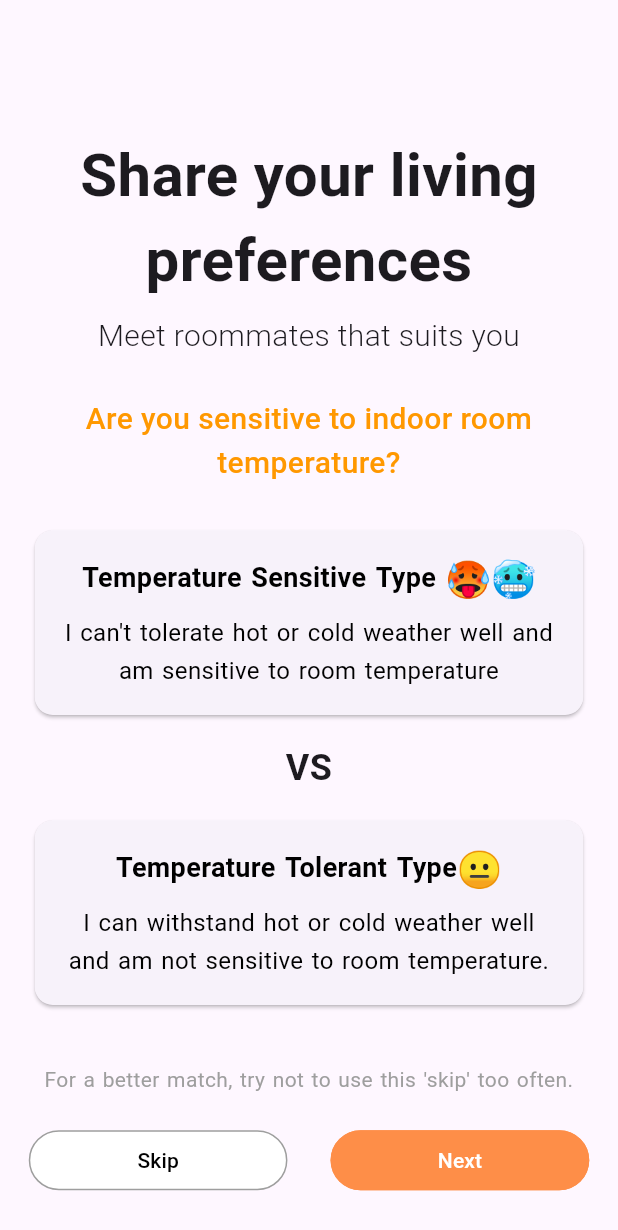
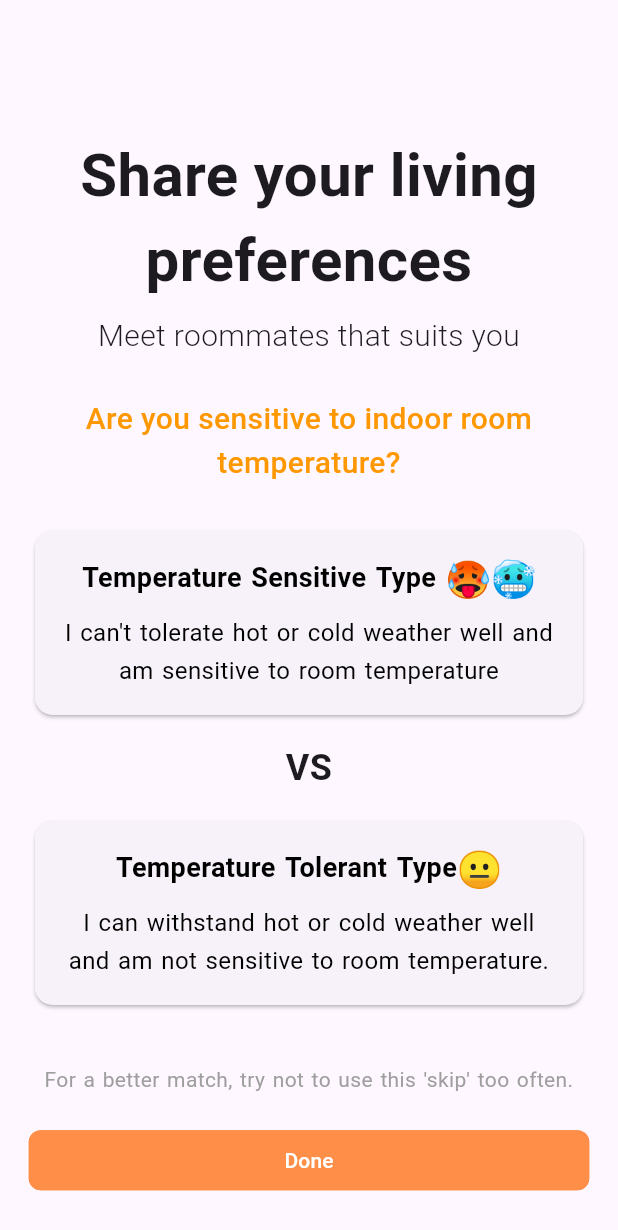
Before and after one commit to uuccu/somo, a Flutter app: the FindingRoommateConditionPage4 screen opened directly, after a tap on "Next", on a phone screen of 412 x 824 dp. Shown: the top 1230 px of the screen. Run offline on Flutter 3.47's test engine with Material 3 defaults, Android fonts, the phone set to English and light mode, and no system bars; our stand-ins replace cloud_firestore, firebase_core, firebase_storage, flutter_rating_bar, get, google_maps_flutter and 1 more; missing offline and left inert: google_maps_cluster_manager; accounts and stored records are empty; network calls fail; Roboto replaces fonts that are missing (hgg); statements that could not run were skipped.

Commit message:
약간 수정

```diff
--- a/lib/main.dart
+++ b/lib/main.dart
@@ -53,9 +53,9 @@ class MyApp extends StatelessWidget {
               .ensureInitialized(); // this line is upper than others
 
           await Firebase.initializeApp(
-              // options: DefaultFirebaseOptions
-              //     .currentPlatform, // if you want deploy to web, you should use this line
-              );
+            options: DefaultFirebaseOptions
+                .currentPlatform, // if you want deploy to web, you should use this line
+          );
 
           InitFireStore initFireStore = InitFireStore();
           final FirebaseFirestore firestore = FirebaseFirestore.instance;
--- a/lib/page/finding_roommate/finding_roommate_condition.dart
+++ b/lib/page/finding_roommate/finding_roommate_condition.dart
@@ -98,7 +98,7 @@ class FindingRoommateConditionPage1 extends StatelessWidget {
                         MaterialStateProperty.all<Color>(Colors.white),
                     shape: MaterialStateProperty.all<RoundedRectangleBorder>(
                         RoundedRectangleBorder(
-                      borderRadius: BorderRadius.circular(20),
+                      borderRadius: BorderRadius.circular(8),
                     )),
                   ),
                   child: const Text("Skip"),
@@ -125,7 +125,7 @@ class FindingRoommateConditionPage1 extends StatelessWidget {
                         const Color.fromRGBO(254, 142, 72, 1)),
                     shape: MaterialStateProperty.all<RoundedRectangleBorder>(
                         RoundedRectangleBorder(
-                      borderRadius: BorderRadius.circular(20),
+                      borderRadius: BorderRadius.circular(8),
                     )),
                   ),
                   child: const Text("Next"),
--- a/lib/page/finding_roommate/finding_roommate_condition2.dart
+++ b/lib/page/finding_roommate/finding_roommate_condition2.dart
@@ -98,7 +98,7 @@ class FindingRoommateConditionPage2 extends StatelessWidget {
                         MaterialStateProperty.all<Color>(Colors.white),
                     shape: MaterialStateProperty.all<RoundedRectangleBorder>(
                         RoundedRectangleBorder(
-                      borderRadius: BorderRadius.circular(20),
+                      borderRadius: BorderRadius.circular(8),
                     )),
                   ),
                   child: const Text("Skip"),
@@ -125,7 +125,7 @@ class FindingRoommateConditionPage2 extends StatelessWidget {
                         const Color.fromRGBO(254, 142, 72, 1)),
                     shape: MaterialStateProperty.all<RoundedRectangleBorder>(
                         RoundedRectangleBorder(
-                      borderRadius: BorderRadius.circular(20),
+                      borderRadius: BorderRadius.circular(8),
                     )),
                   ),
                   child: const Text("Next"),
--- a/lib/page/finding_roommate/finding_roommate_condition3.dart
+++ b/lib/page/finding_roommate/finding_roommate_condition3.dart
@@ -97,7 +97,7 @@ class FindingRoommateConditionPage3 extends StatelessWidget {
                         MaterialStateProperty.all<Color>(Colors.white),
                     shape: MaterialStateProperty.all<RoundedRectangleBorder>(
                         RoundedRectangleBorder(
-                      borderRadius: BorderRadius.circular(20),
+                      borderRadius: BorderRadius.circular(8),
                     )),
                   ),
                   child: const Text("Skip"),
@@ -124,7 +124,7 @@ class FindingRoommateConditionPage3 extends StatelessWidget {
                         const Color.fromRGBO(254, 142, 72, 1)),
                     shape: MaterialStateProperty.all<RoundedRectangleBorder>(
                         RoundedRectangleBorder(
-                      borderRadius: BorderRadius.circular(20),
+                      borderRadius: BorderRadius.circular(8),
                     )),
                   ),
                   child: const Text("Next"),
--- a/lib/page/finding_roommate/finding_roommate_condition4.dart
+++ b/lib/page/finding_roommate/finding_roommate_condition4.dart
@@ -99,7 +99,7 @@ class FindingRoommateConditionPage4 extends StatelessWidget {
                         MaterialStateProperty.all<Color>(Colors.white),
                     shape: MaterialStateProperty.all<RoundedRectangleBorder>(
                         RoundedRectangleBorder(
-                      borderRadius: BorderRadius.circular(20),
+                      borderRadius: BorderRadius.circular(8),
                     )),
                   ),
                   child: const Text("Skip"),
@@ -126,7 +126,7 @@ class FindingRoommateConditionPage4 extends StatelessWidget {
                         const Color.fromRGBO(254, 142, 72, 1)),
                     shape: MaterialStateProperty.all<RoundedRectangleBorder>(
                         RoundedRectangleBorder(
-                      borderRadius: BorderRadius.circular(20),
+                      borderRadius: BorderRadius.circular(8),
                     )),
                   ),
                   child: Text("Next"),
--- a/lib/page/finding_roommate/finding_roommate_condition5.dart
+++ b/lib/page/finding_roommate/finding_roommate_condition5.dart
@@ -1,4 +1,5 @@
 import 'package:agile_frontend/page/finding_roommate/finding_roommate_condition2.dart';
+import 'package:agile_frontend/page/finding_roommate/roommate_find_page.dart';
 import 'package:agile_frontend/util/device/screen.dart';
 import 'package:agile_frontend/widget/life_style_button.dart';
 import 'package:flutter/material.dart';
@@ -82,36 +83,12 @@ class FindingRoommateConditionPage5 extends StatelessWidget {
               mainAxisAlignment: MainAxisAlignment.spaceBetween,
               children: [
                 OutlinedButton(
-                  onPressed: () {},
-                  style: ButtonStyle(
-                    fixedSize: MaterialStateProperty.all<Size>(Size(
-                      Screen.designToScreenWidth(context, 180),
-                      Screen.designToScreenHeight(context, 40),
-                    )),
-                    side: MaterialStateProperty.all<BorderSide>(
-                        const BorderSide(color: Colors.grey)),
-                    alignment: Alignment.center,
-                    foregroundColor:
-                        MaterialStateProperty.all<Color>(Colors.black),
-                    backgroundColor:
-                        MaterialStateProperty.all<Color>(Colors.white),
-                    shape: MaterialStateProperty.all<RoundedRectangleBorder>(
-                        RoundedRectangleBorder(
-                      borderRadius: BorderRadius.circular(20),
-                    )),
-                  ),
-                  child: const Text("Skip"),
-                ),
-                Padding(
-                    padding: EdgeInsets.only(
-                        left: Screen.designToScreenWidth(context, 11))),
-                OutlinedButton(
                   onPressed: () {
-                    Get.to(FindingRoommateConditionPage2());
+                    Get.to(RoommateFindPage());
                   },
                   style: ButtonStyle(
                     fixedSize: MaterialStateProperty.all<Size>(Size(
-                      Screen.designToScreenWidth(context, 180),
+                      Screen.designToScreenWidth(context, 390),
                       Screen.designToScreenHeight(context, 40),
                     )),
                     side: MaterialStateProperty.all<BorderSide>(
@@ -124,10 +101,10 @@ class FindingRoommateConditionPage5 extends StatelessWidget {
                         const Color.fromRGBO(254, 142, 72, 1)),
                     shape: MaterialStateProperty.all<RoundedRectangleBorder>(
                         RoundedRectangleBorder(
-                      borderRadius: BorderRadius.circular(20),
+                      borderRadius: BorderRadius.circular(8),
                     )),
                   ),
-                  child: Text("Next"),
+                  child: const Text("Done"),
                 ),
               ],
             ),
--- a/lib/routing/bottom_bar_routing_page.dart
+++ b/lib/routing/bottom_bar_routing_page.dart
@@ -1,5 +1,6 @@
 import 'package:agile_frontend/page/SavedPage.dart';
 import 'package:agile_frontend/page/community_page.dart';
+import 'package:agile_frontend/page/finding_roommate/finding_roommate_condition.dart';
 import 'package:agile_frontend/page/google_map_page.dart';
 import 'package:agile_frontend/page/my_home_page.dart';
 import 'package:agile_frontend/page/profile_page.dart';
@@ -20,7 +21,7 @@ class _BottomBarRoutingPageState extends State<BottomBarRoutingPage> {
     const MyHomePage(),
     const SavedPage(),
     GoogleMapPage(),
-    const CommunityPage(),
+    FindingRoommateConditionPage1(),
     const ProfilePage(),
   ];
 
```
Also changed, not shown: lib/page/finding_roommate/roommate_find_page.dart (added, +19 -0 lines), 1 other file.
